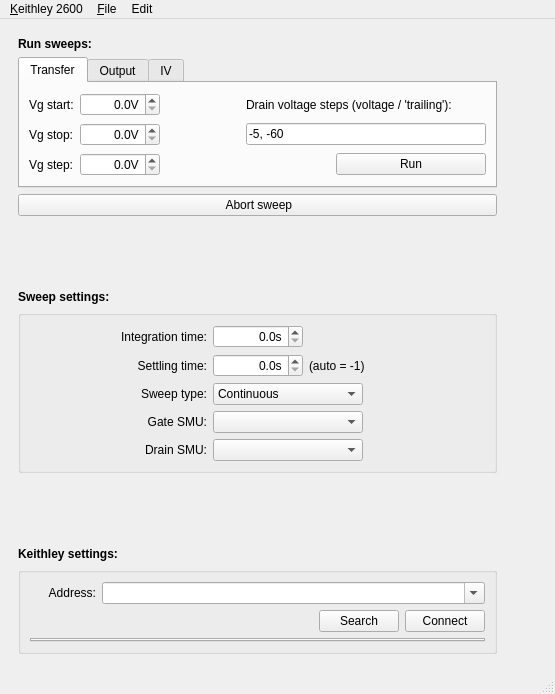
This is keithleygui/main.ui in OE-FET/keithleygui as Qt 5 draws it before an edit. The edited form follows.
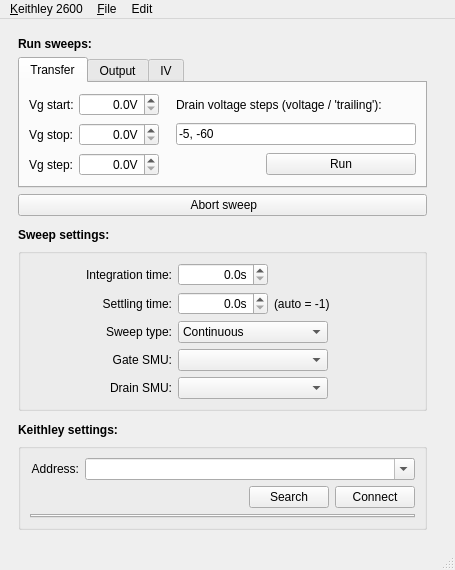
This is the edited form. Custom widgets are drawn as their Qt base class.

Commit message: add visa_library dialog

```diff
--- a/keithleygui/main.ui
+++ b/keithleygui/main.ui
@@ -6,8 +6,8 @@
    <rect>
     <x>0</x>
     <y>0</y>
-    <width>555</width>
-    <height>694</height>
+    <width>455</width>
+    <height>570</height>
    </rect>
   </property>
   <property name="windowTitle">
@@ -45,7 +45,7 @@
              <number>0</number>
             </property>
             <property name="horizontalSpacing">
-             <number>-1</number>
+             <number>5</number>
             </property>
             <property name="verticalSpacing">
              <number>7</number>
@@ -859,8 +859,8 @@
     <rect>
      <x>0</x>
      <y>0</y>
-     <width>555</width>
-     <height>22</height>
+     <width>455</width>
+     <height>19</height>
     </rect>
    </property>
    <widget class="QMenu" name="menu_Keithley_2600">
```
Left out of the diff: 6 changed lines with no effect on the pictures. The commit also changes 3 other files.
